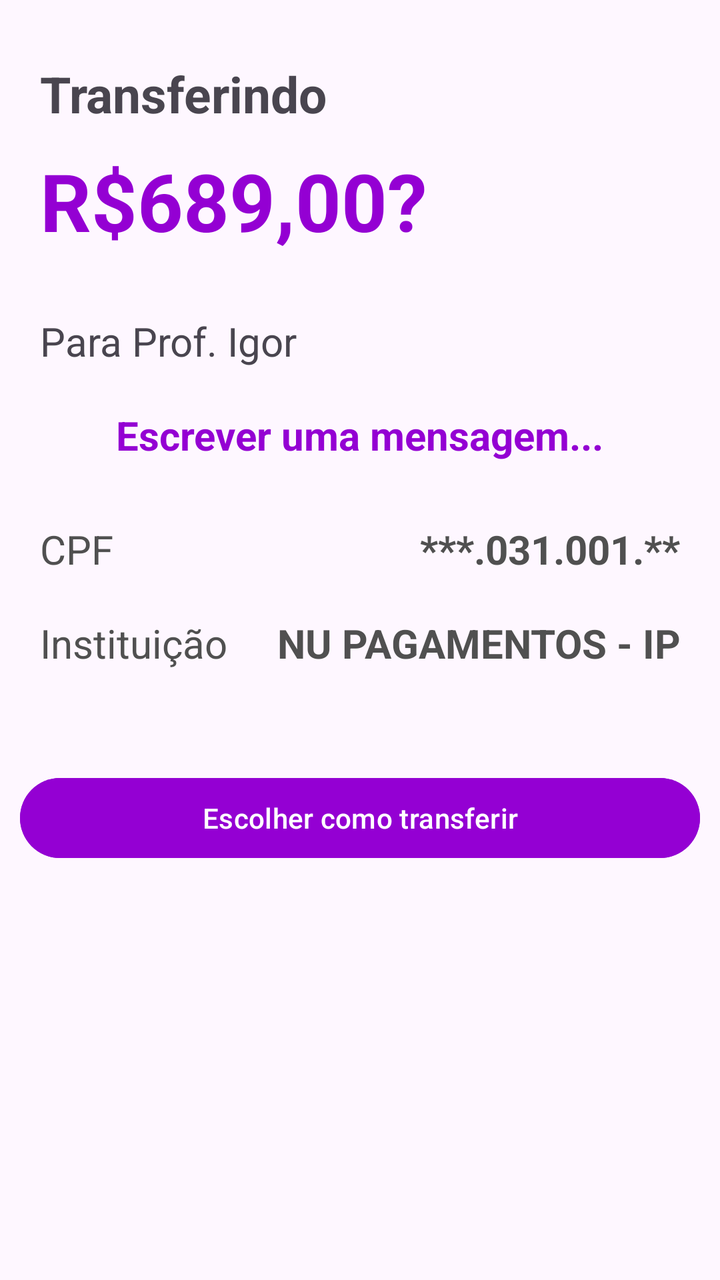
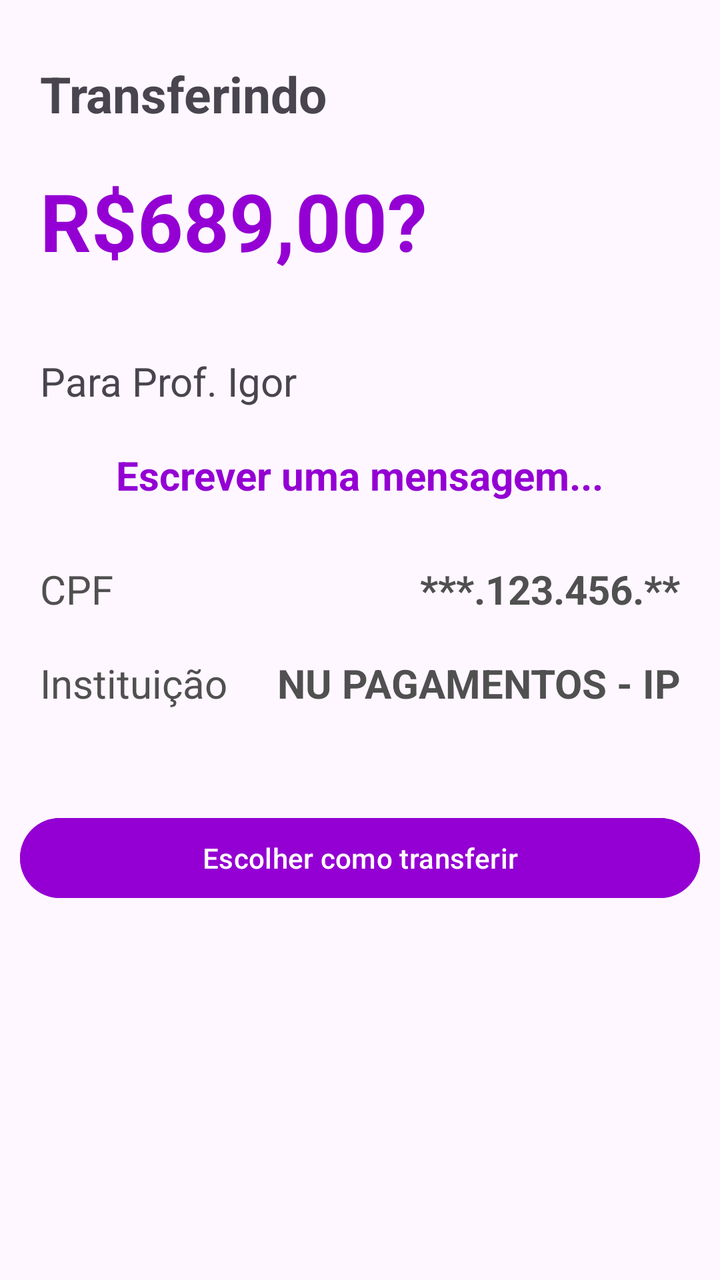

Before-and-after screenshots of an Android layout around one commit, followed by the original layout XML and the change that was made.
<!-- AndroidManifest.xml: application theme Theme.ProjetoIgor -->
<!-- res/layout/activity_transferindo.xml -->
<?xml version="1.0" encoding="utf-8"?>
<LinearLayout
    xmlns:android="http://schemas.android.com/apk/res/android"
    xmlns:app="http://schemas.android.com/apk/res-auto"
    xmlns:tools="http://schemas.android.com/tools"
    android:id="@+id/main"
    android:layout_width="match_parent"
    android:layout_height="match_parent"
    android:orientation="vertical"
    tools:context=".Transferindo">

    <TextView
        android:layout_width="wrap_content"
        android:layout_height="wrap_content"
        android:layout_marginTop="30dp"
        android:layout_marginRight="20dp"
        android:layout_marginLeft="20dp"
        android:text="Transferindo"
        android:textSize="25sp"
        android:textStyle="bold"
        />

    <TextView
        android:layout_width="wrap_content"
        android:layout_height="wrap_content"
        android:layout_marginLeft="20dp"
        android:layout_marginTop="10dp"
        android:layout_marginRight="20dp"
        android:text="R$689,00?"
        android:textSize="40sp"
        android:textColor="#9400d3"
        android:textStyle="bold" />
    <TextView
        android:layout_width="wrap_content"
        android:layout_height="wrap_content"
        android:layout_marginTop="30dp"
        android:layout_marginRight="20dp"
        android:layout_marginLeft="20dp"
        android:text="Para Prof. Igor"
        android:textSize="20sp"
        />

    <TextView
        android:layout_width="wrap_content"
        android:layout_height="wrap_content"
        android:layout_gravity="center"
        android:layout_marginTop="20dp"
        android:text="Escrever uma mensagem..."
        android:textColor="#9400d3"
        android:textSize="20sp"
        android:textStyle="bold" />

    <LinearLayout
        android:layout_width="match_parent"
        android:layout_height="wrap_content"
        android:layout_marginTop="30dp"
        >

        <TextView
            android:layout_width="wrap_content"
            android:layout_height="wrap_content"
            android:layout_marginLeft="20dp"
            android:text="CPF"
            android:textColor="#505050"
            android:textSize="20sp" />

        <TextView
            android:layout_width="match_parent"
            android:layout_height="wrap_content"
            android:text="***.031.001.**"
            android:gravity="right"
            android:layout_marginRight="20dp"
            android:textColor="#505050"
            android:textStyle="bold"
            android:textSize="20sp" />
    </LinearLayout>
    <LinearLayout
        android:layout_width="match_parent"
        android:layout_height="wrap_content"
        android:layout_marginTop="20dp"
        >

        <TextView
            android:layout_width="wrap_content"
            android:layout_height="wrap_content"
            android:gravity="left"
            android:layout_marginLeft="20dp"
            android:text="Instituição"
            android:textColor="#505050"
            android:textSize="20sp" />

        <TextView
            android:layout_width="match_parent"
            android:layout_height="wrap_content"
            android:text="NU PAGAMENTOS - IP"
            android:textColor="#505050"
            android:gravity="right"
            android:layout_marginRight="20dp"
            android:textStyle="bold"
            android:textSize="20sp" />
    </LinearLayout>

    <Button
        android:id="@+id/btnEscolher"
        android:layout_width="match_parent"
        android:layout_height="wrap_content"
        app:cornerRadius="100dp"
        android:layout_marginLeft="10dp"
        android:layout_marginRight="10dp"
        android:text="Escolher como transferir"
        android:layout_marginTop="50dp"
        android:textColor="#ffff"
        android:backgroundTint="#9400d3"
        />
</LinearLayout>
<!-- resources referenced by this layout -->
<resources>
  <style name="Theme.ProjetoIgor" parent="Base.Theme.ProjetoIgor" />
  <style name="Base.Theme.ProjetoIgor" parent="Theme.Material3.DayNight.NoActionBar">
          
          
      </style>
</resources>

<!-- the commit's change to res/layout/activity_transferindo.xml (unified diff, before → after) -->
@@ -24,7 +24,7 @@
         android:layout_width="wrap_content"
         android:layout_height="wrap_content"
         android:layout_marginLeft="20dp"
-        android:layout_marginTop="10dp"
+        android:layout_marginTop="20dp"
         android:layout_marginRight="20dp"
         android:text="R$689,00?"
         android:textSize="40sp"
@@ -33,7 +33,7 @@
     <TextView
         android:layout_width="wrap_content"
         android:layout_height="wrap_content"
-        android:layout_marginTop="30dp"
+        android:layout_marginTop="40dp"
         android:layout_marginRight="20dp"
         android:layout_marginLeft="20dp"
         android:text="Para Prof. Igor"
@@ -67,7 +67,7 @@
         <TextView
             android:layout_width="match_parent"
             android:layout_height="wrap_content"
-            android:text="***.031.001.**"
+            android:text="***.123.456.**"
             android:gravity="right"
             android:layout_marginRight="20dp"
             android:textColor="#505050"
